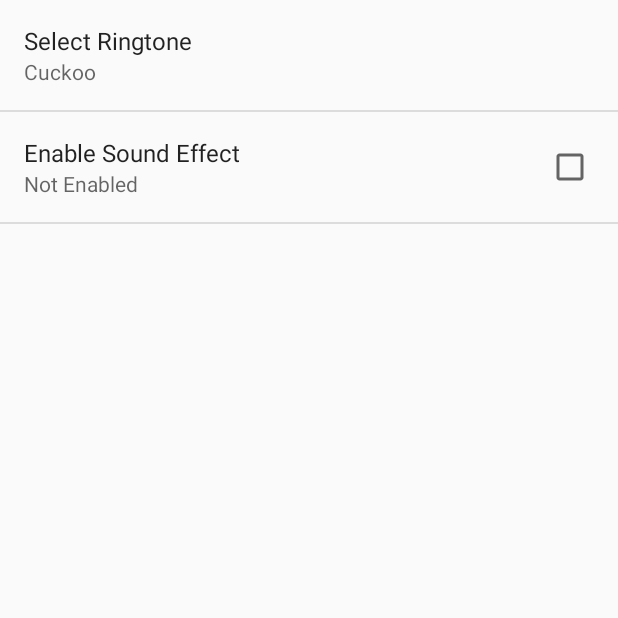
After one commit to chaoling/PenguinTimer, an Android app: the SettingsActivity screen opened directly, with no data from a screen before it, on a phone screen of 412 x 824 dp, the top half of it. The commit adds this screen. Run offline under Robolectric (Android 15) with nearby library versions, the phone set to English and light mode, and no system bars.

Commit message:
added settings activity for list of sound resources

```diff
--- a/app/build.gradle
+++ b/app/build.gradle
@@ -5,7 +5,7 @@ android {
     buildToolsVersion "25.0.1"
     defaultConfig {
         applicationId "com.example.chaol.mytimer"
-        minSdkVersion 15
+        minSdkVersion 16
         targetSdkVersion 25
         versionCode 1
         versionName "1.0"
@@ -24,6 +24,6 @@ dependencies {
     androidTestCompile('com.android.support.test.espresso:espresso-core:2.2.2', {
         exclude group: 'com.android.support', module: 'support-annotations'
     })
-    compile 'com.android.support:appcompat-v7:25.0.1'
+    compile 'com.android.support:appcompat-v7:25.1.0'
     testCompile 'junit:junit:4.12'
 }
--- /dev/null
+++ b/app/src/main/java/com/example/chaol/penguintimer/SettingsActivity.java
@@ -0,0 +1,86 @@
+package com.example.chaol.penguintimer;
+
+import android.annotation.TargetApi;
+import android.content.Intent;
+import android.os.Build;
+import android.os.Bundle;
+import android.preference.CheckBoxPreference;
+import android.preference.ListPreference;
+import android.preference.Preference;
+import android.preference.PreferenceActivity;
+import android.preference.PreferenceManager;
+
+/**
+ * A {@link PreferenceActivity} that presents a set of application settings.
+ * <p>
+ * See <a href="http://developer.android.com/design/patterns/settings.html">
+ * Android Design: Settings</a> for design guidelines and the <a
+ * href="http://developer.android.com/guide/topics/ui/settings.html">Settings
+ * API Guide</a> for more information on developing a Settings UI.
+ */
+public class SettingsActivity extends PreferenceActivity
+        implements Preference.OnPreferenceChangeListener {
+
+    @Override
+    public void onCreate(Bundle savedInstanceState) {
+        super.onCreate(savedInstanceState);
+        // Add 'general' preferences, defined in the XML file
+        addPreferencesFromResource(R.xml.pref_general);
+
+        // For all preferences, attach an OnPreferenceChangeListener so the UI summary can be
+        // updated when the preference changes.
+        bindPreferenceSummaryToValue(findPreference(getString(R.string.pref_ringtone_key)));
+        bindPreferenceSummaryToValue(findPreference(getString(R.string.pref_enable_tick_sound_effect_key)));
+    }
+
+    /**
+     * Attaches a listener so the summary is always updated with the preference value.
+     * Also fires the listener once, to initialize the summary (so it shows up before the value
+     * is changed.)
+     */
+    private void bindPreferenceSummaryToValue(Preference preference) {
+        // Set the listener to watch for value changes.
+        preference.setOnPreferenceChangeListener(this);
+
+        // Trigger the listener immediately with the preference's
+        // current value.
+        if (preference instanceof CheckBoxPreference) {
+            //Log.v("Settings Activity","Boolean preference set");
+            onPreferenceChange(preference,
+                    PreferenceManager
+                            .getDefaultSharedPreferences(preference.getContext())
+                            .getBoolean(preference.getKey(), false));
+        } else {
+            //Log.v("Settings Activity","String preference set");
+            onPreferenceChange(preference,
+                    PreferenceManager
+                            .getDefaultSharedPreferences(preference.getContext())
+                            .getString(preference.getKey(), ""));
+        }
+    }
+
+    @Override
+    public boolean onPreferenceChange(Preference preference, Object value) {
+        String stringValue = value.toString();
+        //Log.v("Settings Activity",""+stringValue);
+        if (preference instanceof ListPreference) {
+            // For list preferences, look up the correct display value in
+            // the preference's 'entries' list (since they have separate labels/values).
+            ListPreference listPreference = (ListPreference) preference;
+            int prefIndex = listPreference.findIndexOfValue(stringValue);
+            if (prefIndex >= 0) {
+                preference.setSummary(listPreference.getEntries()[prefIndex]);
+            }
+        } else {
+            // For other preferences, set the summary to the value's simple string representation.
+            preference.setSummary(stringValue);
+        }
+        return true;
+    }
+
+    @TargetApi(Build.VERSION_CODES.JELLY_BEAN)
+    @Override
+    public Intent getParentActivityIntent() {
+        return super.getParentActivityIntent().addFlags(Intent.FLAG_ACTIVITY_CLEAR_TOP);
+    }
+}
--- /dev/null
+++ b/app/src/main/res/values/arrays.xml
@@ -0,0 +1,17 @@
+<?xml version="1.0" encoding="utf-8"?>
+<resources>
+
+    <string-array name="pref_ringtone_options">
+        <item>@string/pref_ringtone_label_alarmclock</item>
+        <item>@string/pref_ringtone_label_cuckoo</item>
+        <item>@string/pref_ringtone_label_doorbuzzer</item>
+        <item>@string/pref_ringtone_label_pagebeeps</item>
+    </string-array>
+
+    <string-array name="pref_ringtone_values">
+        <item>@string/pref_ringtone_alarmclock</item>
+        <item>@string/pref_ringtone_cuckoo</item>
+        <item>@string/pref_ringtone_doorbuzzer</item>
+        <item>@string/pref_ringtone_pagebeeps</item>
+    </string-array>
+</resources>
--- a/app/src/main/res/values/strings.xml
+++ b/app/src/main/res/values/strings.xml
@@ -3,10 +3,32 @@
     <string name="start">GO!</string>
     <string name="stop">STOP</string>
     <string name="initTime">00:00</string>
-    <string name="option1">selectMaxTime</string>
-    <string name="option2">selectRingTone</string>
+    <string name="option1">SelectTimerRange</string>
+    <string name="option2">Settings</string>
     <string name="alarmclock">alarmclock</string>
     <string name="cuckoo">cuckoo</string>
     <string name="doorbuzzer">doorbuzzer</string>
     <string name="pagerbeeps">pagerbeeps</string>
+
+    <string name="pref_ringtone_label_alarmclock">Alarm Clock</string>
+    <string name="pref_ringtone_label_cuckoo">Cuckoo</string>
+    <string name="pref_ringtone_label_doorbuzzer">Door Buzzer</string>
+    <string name="pref_ringtone_label_pagebeeps">Pager Beeps</string>
+
+    <string name="pref_ringtone_alarmclock">alarmclock</string>
+    <string name="pref_ringtone_cuckoo">cuckoo</string>
+    <string name="pref_ringtone_doorbuzzer">doorbuzzer</string>
+    <string name="pref_ringtone_pagebeeps">pagerbeeps</string>
+
+    <string name="pref_ringtone_label">Select Ringtone</string>
+    <string name="pref_ringtone_key" translatable="false">ringtone</string>
+
+    <string name="title_activity_settings">Settings Activity</string>
+
+    <string name="pref_enable_tick_sound_effect_default" translatable="false">false</string>
+    <string name="pref_enable_tick_sound_effect_true">Enabled</string>
+    <string name="pref_enable_tick_sound_effect_false">Not Enabled</string>
+    <string name="pref_enable_tick_sound_effect_label">Enable Sound Effect</string>
+    <string name="pref_enable_tick_sound_effect_key">enable_sound_effect</string>
+
 </resources>
--- /dev/null
+++ b/app/src/main/res/xml/pref_general.xml
@@ -0,0 +1,20 @@
+<?xml version="1.0" encoding="utf-8"?>
+<PreferenceScreen xmlns:android="http://schemas.android.com/apk/res/android"
+    android:layout_width="match_parent"
+    android:layout_height="match_parent">
+
+    <ListPreference
+        android:defaultValue="@string/pref_ringtone_cuckoo"
+        android:entries="@array/pref_ringtone_options"
+        android:entryValues="@array/pref_ringtone_values"
+        android:key="@string/pref_ringtone_key"
+        android:title="@string/pref_ringtone_label" />
+
+    <CheckBoxPreference
+        android:defaultValue="@string/pref_enable_tick_sound_effect_default"
+        android:key="@string/pref_enable_tick_sound_effect_key"
+        android:summaryOff="@string/pref_enable_tick_sound_effect_false"
+        android:summaryOn="@string/pref_enable_tick_sound_effect_true"
+        android:title="@string/pref_enable_tick_sound_effect_label" />
+
+</PreferenceScreen>
```
Also changed, not shown: app/src/main/AndroidManifest.xml (+20 -4 lines), app/src/main/java/com/example/chaol/penguintimer/MainActivity.java (+37 -39 lines), app/src/main/java/com/example/chaol/penguintimer/Utility.java (added, +36 -0 lines), app/src/main/res/menu/options.xml (+9 -18 lines), app/src/main/res/values/styles.xml (+9 -0 lines).
